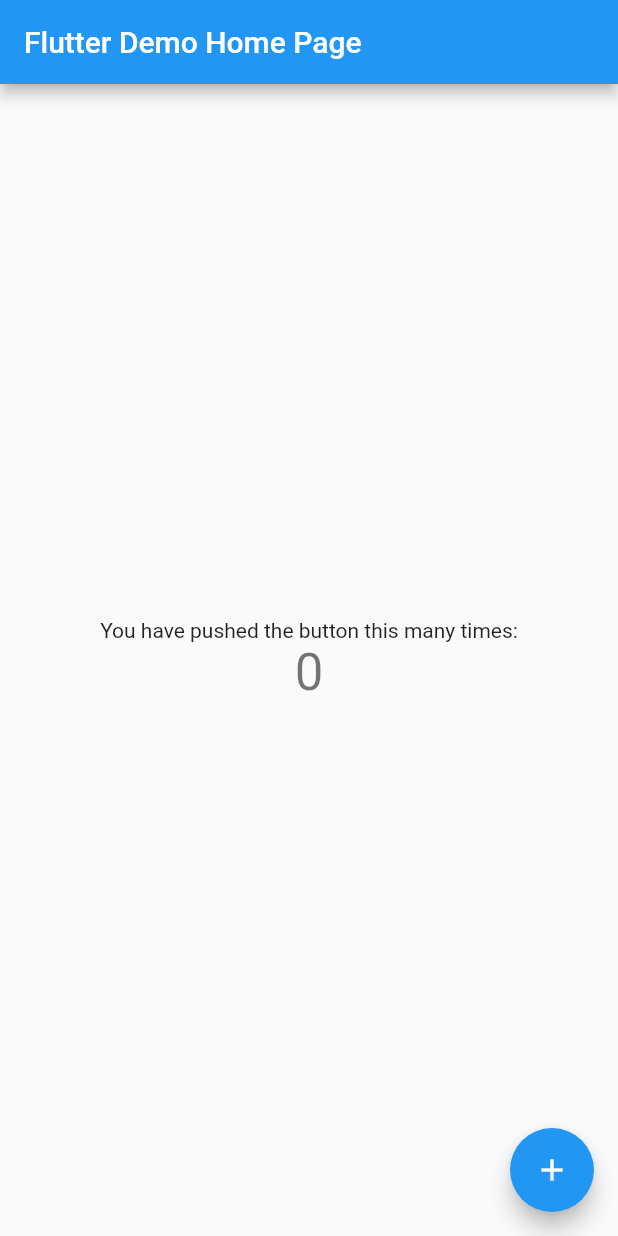
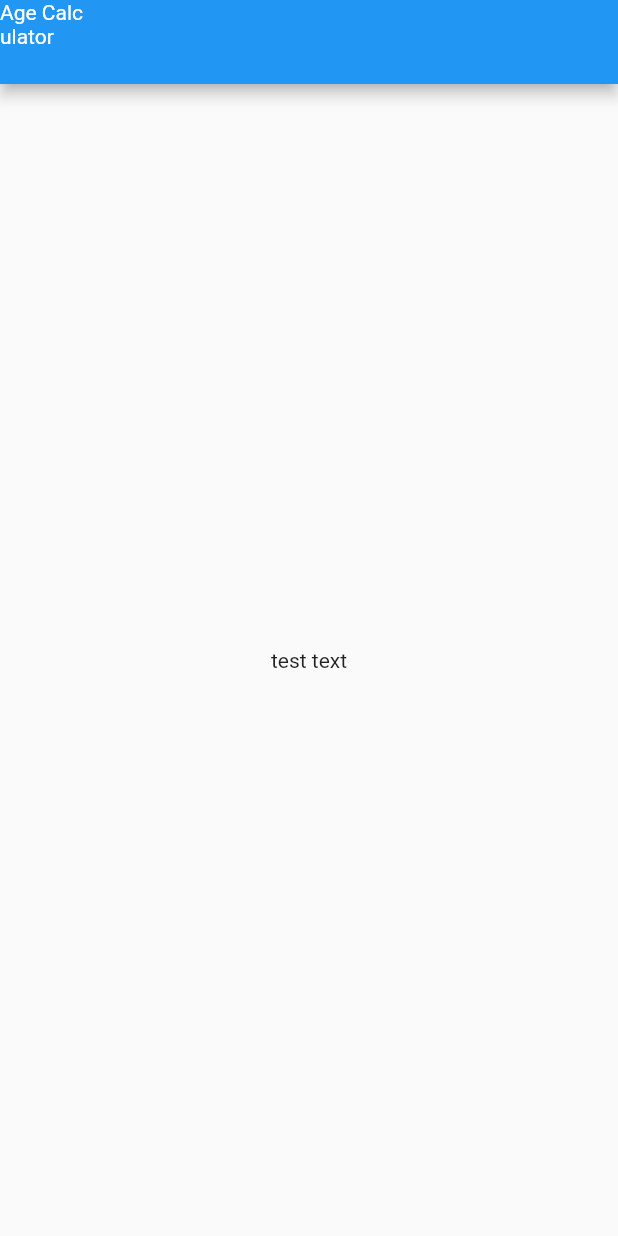
Before and after one commit to VovaMedvediev/Age.Calculator, a Flutter app: the screen it shows after launch, on a phone screen of 412 x 824 dp. Run offline on Flutter 3.47's test engine with Material 2 defaults, Android fonts, the phone set to English and light mode, and no system bars.

```diff
--- a/lib/main.dart
+++ b/lib/main.dart
@@ -1,115 +1,37 @@
 import 'package:flutter/material.dart';
 
 void main() {
-  runApp(const MyApp());
+  runApp(const AgeCalculator());
 }
 
-class MyApp extends StatelessWidget {
-  const MyApp({Key? key}) : super(key: key);
+class AgeCalculator extends StatelessWidget {
+  const AgeCalculator({Key? key}) : super(key: key);
 
-  // This widget is the root of your application.
   @override
   Widget build(BuildContext context) {
-    return MaterialApp(
-      title: 'Flutter Demo',
-      theme: ThemeData(
-        // This is the theme of your application.
-        //
-        // Try running your application with "flutter run". You'll see the
-        // application has a blue toolbar. Then, without quitting the app, try
-        // changing the primarySwatch below to Colors.green and then invoke
-        // "hot reload" (press "r" in the console where you ran "flutter run",
-        // or simply save your changes to "hot reload" in a Flutter IDE).
-        // Notice that the counter didn't reset back to zero; the application
-        // is not restarted.
-        primarySwatch: Colors.blue,
-      ),
-      home: const MyHomePage(title: 'Flutter Demo Home Page'),
+    return const MaterialApp(
+      debugShowCheckedModeBanner: false,
+      home: HomePage(),
     );
   }
 }
 
-class MyHomePage extends StatefulWidget {
-  const MyHomePage({Key? key, required this.title}) : super(key: key);
-
-  // This widget is the home page of your application. It is stateful, meaning
-  // that it has a State object (defined below) that contains fields that affect
-  // how it looks.
-
-  // This class is the configuration for the state. It holds the values (in this
-  // case the title) provided by the parent (in this case the App widget) and
-  // used by the build method of the State. Fields in a Widget subclass are
-  // always marked "final".
-
-  final String title;
+class HomePage extends StatefulWidget {
+  const HomePage({Key? key}) : super(key: key);
 
   @override
-  State<MyHomePage> createState() => _MyHomePageState();
+  State<HomePage> createState() => _HomePageState();
 }
 
-class _MyHomePageState extends State<MyHomePage> {
-  int _counter = 0;
-
-  void _incrementCounter() {
-    setState(() {
-      // This call to setState tells the Flutter framework that something has
-      // changed in this State, which causes it to rerun the build method below
-      // so that the display can reflect the updated values. If we changed
-      // _counter without calling setState(), then the build method would not be
-      // called again, and so nothing would appear to happen.
-      _counter++;
-    });
-  }
-
+class _HomePageState extends State<HomePage> {
   @override
   Widget build(BuildContext context) {
-    // This method is rerun every time setState is called, for instance as done
-    // by the _incrementCounter method above.
-    //
-    // The Flutter framework has been optimized to make rerunning build methods
-    // fast, so that you can just rebuild anything that needs updating rather
-    // than having to individually change instances of widgets.
     return Scaffold(
-      appBar: AppBar(
-        // Here we take the value from the MyHomePage object that was created by
-        // the App.build method, and use it to set our appbar title.
-        title: Text(widget.title),
-      ),
-      body: Center(
-        // Center is a layout widget. It takes a single child and positions it
-        // in the middle of the parent.
-        child: Column(
-          // Column is also a layout widget. It takes a list of children and
-          // arranges them vertically. By default, it sizes itself to fit its
-          // children horizontally, and tries to be as tall as its parent.
-          //
-          // Invoke "debug painting" (press "p" in the console, choose the
-          // "Toggle Debug Paint" action from the Flutter Inspector in Android
-          // Studio, or the "Toggle Debug Paint" command in Visual Studio Code)
-          // to see the wireframe for each widget.
-          //
-          // Column has various properties to control how it sizes itself and
-          // how it positions its children. Here we use mainAxisAlignment to
-          // center the children vertically; the main axis here is the vertical
-          // axis because Columns are vertical (the cross axis would be
-          // horizontal).
-          mainAxisAlignment: MainAxisAlignment.center,
-          children: <Widget>[
-            const Text(
-              'You have pushed the button this many times:',
-            ),
-            Text(
-              '$_counter',
-              style: Theme.of(context).textTheme.headline4,
-            ),
-          ],
-        ),
-      ),
-      floatingActionButton: FloatingActionButton(
-        onPressed: _incrementCounter,
-        tooltip: 'Increment',
-        child: const Icon(Icons.add),
-      ), // This trailing comma makes auto-formatting nicer for build methods.
+        appBar: AppBar(leading: const Text('Age Calculator')),
+      body: const Center(
+    child: Text('test text')
+    )
+    ,
     );
   }
 }
```
Also changed, not shown: lib/ad_helper.dart (+34 -0 lines), lib/home_route.dart (+15 -0 lines), pubspec.yaml (+7 -0 lines), pubspec.lock, 11 other files.
